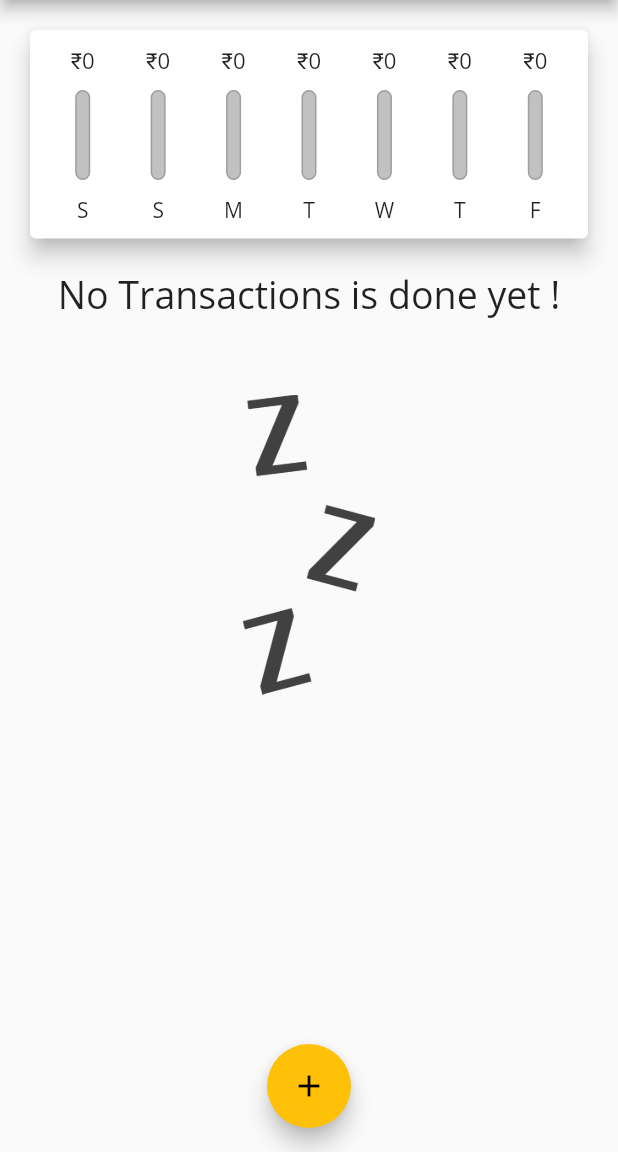
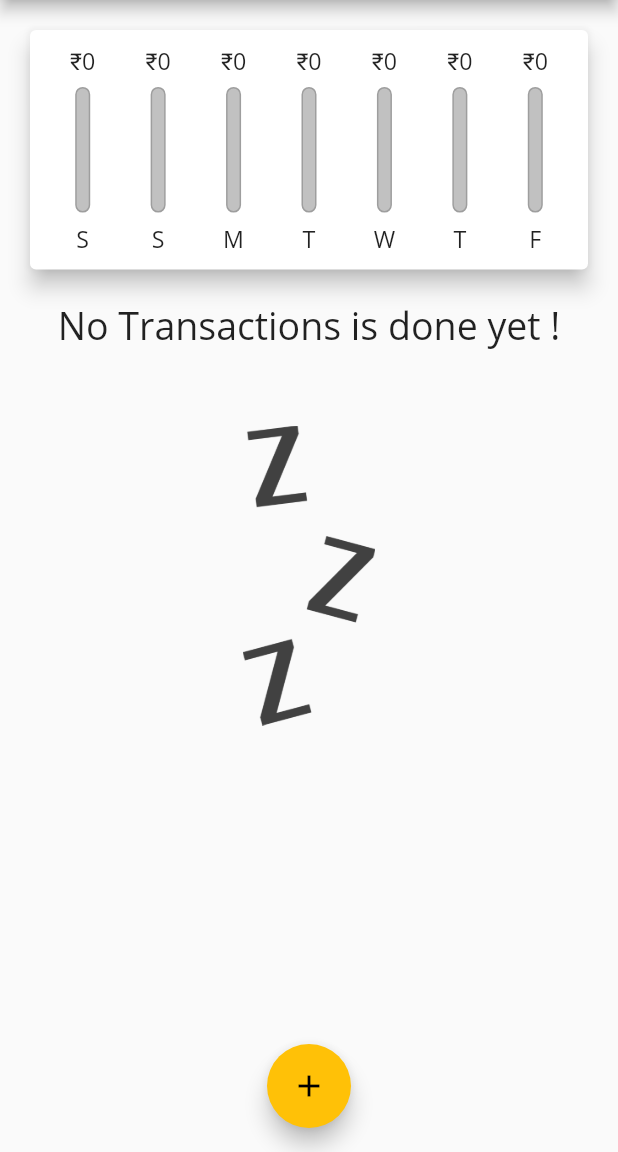
Before and after one commit to hritik7818/expendature-app, a Flutter app: the screen it shows after launch, on a phone screen of 412 x 824 dp, the part 84-1236 px from its top. Run offline on Flutter 3.47's test engine with Material 2 defaults, Android fonts, the phone set to English and light mode, and no system bars.

Commit message:
responsive to portrait mode

```diff
--- a/lib/main.dart
+++ b/lib/main.dart
@@ -6,7 +6,9 @@ import './widgets/transactionsLists.dart';
 import './widgets/newTransaction.dart';
 import '../models/transaction.dart';
 
-void main() => runApp(MyApp());
+void main() {
+  runApp(MyApp());
+}
 
 class MyApp extends StatelessWidget {
   @override
@@ -66,8 +68,7 @@ class _MyHomeAppState extends State<MyHomeApp> {
 
   @override
   Widget build(BuildContext context) {
-    return Scaffold(
-      appBar: AppBar(
+    final appBar = AppBar(
       title: Text(
         "Personal expense",
         style: TextStyle(
@@ -83,12 +84,29 @@ class _MyHomeAppState extends State<MyHomeApp> {
           icon: Icon(Icons.add),
         )
       ],
-      ),
+    );
+    return Scaffold(
+      appBar: appBar,
       body: SingleChildScrollView(
         child: Column(
           children: <Widget>[
-            Chart(_recentTransactions),
-            TransactionsList(_transactions, _deleteListElement),
+            Container(
+              // MediaQuery.of(context).size.height gives a whole height of the screen from status bar to bottom.
+              // If we want to calculate the height of particular widget. we can store the widget in a variable and get its height by variableName.preferredSize.height
+              height: (MediaQuery.of(context).size.height -
+                      appBar.preferredSize.height -
+                      MediaQuery.of(context).padding.top) *
+                  .26,
+              child: Chart(_recentTransactions),
+            ),
+            Container(
+              height: (MediaQuery.of(context).size.height -
+                      appBar.preferredSize.height -
+                      MediaQuery.of(context).padding.top) *
+                  .74,
+              // color: Colors.red,
+              child: TransactionsList(_transactions, _deleteListElement),
+            ),
           ],
         ),
       ),
--- a/lib/widgets/chartBar.dart
+++ b/lib/widgets/chartBar.dart
@@ -5,26 +5,31 @@ class ChartBar extends StatelessWidget {
   final double? spendPercent;
   final String label;
 
-  ChartBar(
-      {required this.spendAmount,
+  ChartBar({
+    required this.spendAmount,
     required this.spendPercent,
-      required this.label});
+    required this.label,
+  });
   @override
   Widget build(BuildContext context) {
+    return LayoutBuilder(
+      builder: ((context, constraints) {
+        print('Max height : ${constraints.maxHeight}');
+        print('Min height : ${constraints.minHeight}');
         return Column(
           children: [
             //FittedBox Shrink the widget to being in their place or area.
             Container(
-          height: 20,
+              height: constraints.maxHeight * .15,
               child: FittedBox(
                 child: Text('\u{20B9}${spendAmount.toStringAsFixed(0)}'),
               ),
             ),
             SizedBox(
-          height: 10,
+              height: constraints.maxHeight * .05,
             ),
             Container(
-          height: 60,
+              height: constraints.maxHeight * .6,
               width: 10,
               child: Stack(
                 children: [
@@ -49,10 +54,15 @@ class ChartBar extends StatelessWidget {
               ),
             ),
             SizedBox(
-          height: 10,
+              height: constraints.maxHeight * .05,
             ),
-        Text(label)
+            Container(
+              height: constraints.maxHeight * .15,
+              child: FittedBox(child: Text(label)),
+            )
           ],
+        );
+      }),
     );
   }
 }
--- a/lib/widgets/newTransaction.dart
+++ b/lib/widgets/newTransaction.dart
@@ -17,11 +17,10 @@ class _NewTransactionState extends State<NewTransaction> {
 
   final _amountController = TextEditingController();
 
-  DateTime? _selectedDate;
+  DateTime _selectedDate = DateTime.now();
   void submit() {
     if (_titleController.text.isEmpty ||
-        double.parse(_amountController.text) <= 0 ||
-        _selectedDate == null) {
+        double.parse(_amountController.text) <= 0) {
       return;
     }
     widget.addNewTransaction(_titleController.text,
@@ -73,9 +72,7 @@ class _NewTransactionState extends State<NewTransaction> {
               mainAxisAlignment: MainAxisAlignment.spaceBetween,
               children: [
                 Text(
-                    _selectedDate == null
-                        ? "Your not choose yet"
-                        : 'picked date : ${DateFormat.yMMMd().format(_selectedDate as DateTime)}',
+                    'Picked Date : ${DateFormat.yMMMd().format(_selectedDate)}',
                     style: TextStyle(
                       fontSize: 15,
                       fontWeight: FontWeight.bold,
```
Lines whose indentation alone changed are shown as unchanged.
